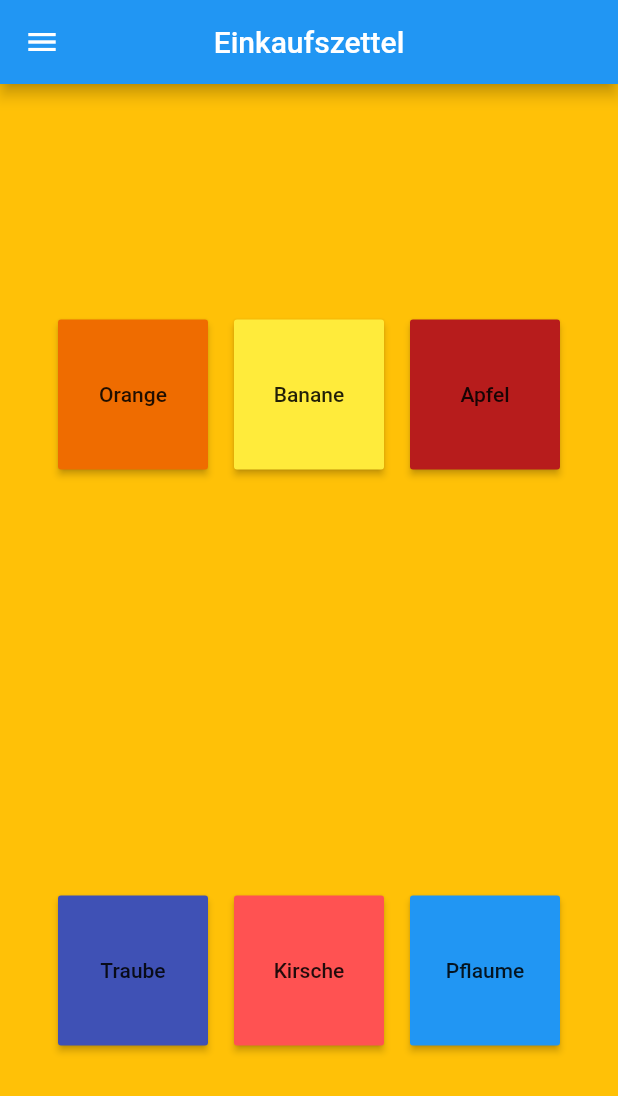
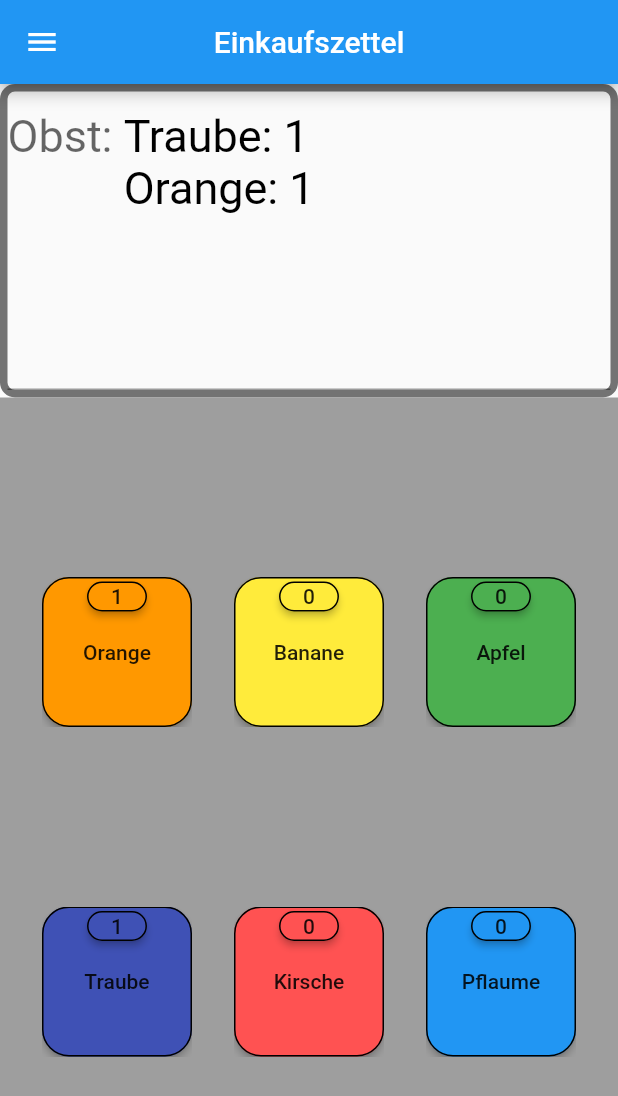
Before and after one commit to MatrixWeber/IntelligentBasket, a Flutter app: the ObstPage screen opened directly, after a tap on "Orange", on a phone screen of 412 x 824 dp. Shown: the top 1096 px of the screen. Run offline on Flutter 3.47's test engine with Material 2 defaults, Android fonts, the phone set to English and light mode, and no system bars.

Commit message:
obst page creation

```diff
--- a/intelligent_basket/lib/misc/helper_functions.dart
+++ b/intelligent_basket/lib/misc/helper_functions.dart
@@ -1,5 +1,5 @@
 import 'package:flutter/material.dart';
-import 'package:intelligent_basket/domain/entity/count_value_entity.dart';
+import 'package:intelligent_basket/domain/entity/article_entity.dart';
 
 // diese funktion gibt einen RaisedButton zurück
 // Der RaisedButton beinhaltet 3 Variablen 1. Button Name 2. go to page function
--- a/intelligent_basket/lib/presentation/obst_page.dart
+++ b/intelligent_basket/lib/presentation/obst_page.dart
@@ -1,5 +1,5 @@
 import 'package:flutter/material.dart';
-
+import 'package:intelligent_basket/domain/entity/article_entity.dart';
 import '../misc/helper_functions.dart';
 
 class ObstPage extends StatefulWidget {
@@ -10,16 +10,41 @@ class ObstPage extends StatefulWidget {
 }
 
 class _ObstPageState extends State<ObstPage> {
-  num numOfOrange = 0;
-  num numOfBanane = 0;
-  num numOfApfel = 0;
-
-  num numOfTraube = 0;
-  num numOfKirsche = 0;
-  num numOfPflaume = 0;
+  ArticleEntity orange = ArticleEntity(0, 'Orange', Colors.orange);
+  ArticleEntity bannane = ArticleEntity(0, 'Banane', Colors.yellow);
+  ArticleEntity apfel = ArticleEntity(0, 'Apfel', Colors.green);
+  ArticleEntity traube = ArticleEntity(0, 'Traube', Colors.indigo);
+  ArticleEntity kirsche = ArticleEntity(0, 'Kirsche', Colors.redAccent);
+  ArticleEntity pflaume = ArticleEntity(0, 'Pflaume', Colors.blue);
+  final myController = TextEditingController();
 
   @override
   Widget build(BuildContext context) {
+    void operateOnVariable(ArticleEntity articleEntity, Function operation) {
+      setState(() {
+        operation();
+        final stringAvailable = myController.text.contains(articleEntity.name);
+        if (!stringAvailable) {
+          myController.text = myController.text +
+              '${articleEntity.name}: ${articleEntity.value}\n';
+        } else {
+          final lengthOfString = articleEntity.name.length + 2;
+          // myController.text. = '${articleEntity.value}';
+          num oldValue = articleEntity.value - 1;
+          int startIndex =
+              myController.text.indexOf(articleEntity.name + ": $oldValue");
+          if (startIndex == -1) {
+            oldValue = articleEntity.value + 1;
+            startIndex =
+                myController.text.indexOf(articleEntity.name + ": $oldValue");
+          }
+          final newValue = myController.text
+              .replaceFirst('$oldValue', '${articleEntity.value}', startIndex);
+          // myController.text = newValue;
+        }
+      });
+    }
+
     return Scaffold(
       drawer: Drawer(
         // Add a ListView to the drawer. This ensures the user can scroll
@@ -57,57 +82,66 @@ class _ObstPageState extends State<ObstPage> {
         title: const Text('Einkaufszettel'),
       ),
       body: Container(
-        // decoration: BoxDecoration(
-        //   gradient: SweepGradient(colors: [
-        //     Colors.pink,
-        //     Colors.red,
-        //     Colors.green,
-        //     Colors.purple,
-        //     Colors.teal
-        //   ], stops: [
-        //     0.8,
-        //     0.96,
-        //     0.74,
-        //     0.22,
-        //     0.85
-        //   ], startAngle: 0.5, endAngle: 1),
-        // ),
-        color: Colors.amber,
           child: Column(
-          mainAxisAlignment: MainAxisAlignment.spaceAround,
         children: [
-            Padding(
-              padding: const EdgeInsets.all(30),
-              child: Row(
-                mainAxisAlignment: MainAxisAlignment.spaceAround,
+          Container(
+            decoration: BoxDecoration(
+              border: Border.all(width: 5, color: Colors.black54),
+              borderRadius: BorderRadius.circular(10),
+            ),
+            child: SingleChildScrollView(
+              child: TextField(
+                controller: myController,
+                // scrollPadding: Scrollpedding ,
+                minLines: 5,
+                maxLines: 6,
+                style: const TextStyle(fontSize: 30, color: Colors.black),
+                textAlignVertical: TextAlignVertical.center,
+                textAlign: TextAlign.left,
+                decoration: InputDecoration(
+                  prefix: const Text('Obst: '),
+                  // labelText:
+                  //     '${orange.name}: ${orange.value}\n${bannane.name}: ${bannane.value}\n${apfel.name}: ${apfel.value}\n'
+                  //     '${traube.name}: ${traube.value}\n${kirsche.name}: ${kirsche.value}\n${pflaume.name}: ${pflaume.value}\n'
+                ),
+              ),
+            ),
+          ),
+          Expanded(
+            flex: 3,
+            child: Container(
+              color: Colors.grey,
+              child: Column(
+                mainAxisAlignment: MainAxisAlignment.spaceEvenly,
                 children: [
-                  buttonThemeAndIncreaseVariableOnPressed(
-                      'Orange', numOfOrange, Colors.orange[800]),
-                  buttonThemeAndIncreaseVariableOnPressed(
-                      'Banane', numOfBanane, Colors.yellow),
-                  buttonThemeAndIncreaseVariableOnPressed(
-                      'Apfel', numOfApfel, Colors.red[900]),
+                  Row(
+                    mainAxisAlignment: MainAxisAlignment.spaceEvenly,
+                    children: [
+                      buttonThemeAndIncreaseVariableOnPressedOne(
+                          orange.name, orange, operateOnVariable, orange.color),
+                      buttonThemeAndIncreaseVariableOnPressedOne(bannane.name,
+                          bannane, operateOnVariable, bannane.color),
+                      buttonThemeAndIncreaseVariableOnPressedOne(
+                          apfel.name, apfel, operateOnVariable, apfel.color),
                     ],
                   ),
-            ),
-            Padding(
-              padding: const EdgeInsets.only(left: 30, right: 30),
-              child: Row(
-                mainAxisSize: MainAxisSize.max,
-                mainAxisAlignment: MainAxisAlignment.spaceAround,
+                  Row(
+                    mainAxisAlignment: MainAxisAlignment.spaceEvenly,
                     children: [
-                  buttonThemeAndIncreaseVariableOnPressed(
-                      'Traube', numOfTraube, Colors.indigo),
-                  buttonThemeAndIncreaseVariableOnPressed(
-                      'Kirsche', numOfKirsche, Colors.redAccent),
-                  buttonThemeAndIncreaseVariableOnPressed(
-                      'Pflaume', numOfPflaume, Colors.blue),
+                      buttonThemeAndIncreaseVariableOnPressedOne(
+                          traube.name, traube, operateOnVariable, traube.color),
+                      buttonThemeAndIncreaseVariableOnPressedOne(kirsche.name,
+                          kirsche, operateOnVariable, kirsche.color),
+                      buttonThemeAndIncreaseVariableOnPressedOne(pflaume.name,
+                          pflaume, operateOnVariable, pflaume.color),
                     ],
-              ),
                   ),
                 ],
               ),
             ),
+          ),
+        ],
+      )),
     );
   }
 }
--- a/intelligent_basket/lib/presentation/test_widget.dart
+++ b/intelligent_basket/lib/presentation/test_widget.dart
@@ -1,5 +1,5 @@
 import 'package:flutter/material.dart';
-import 'package:intelligent_basket/domain/entity/count_value_entity.dart';
+import 'package:intelligent_basket/domain/entity/article_entity.dart';
 
 import '../misc/helper_functions.dart';
 
```
Also changed, not shown: intelligent_basket/lib/domain/entity/article_entity.dart (renamed from intelligent_basket/lib/domain/entity/count_value_entity.dart). Lines whose indentation alone changed are shown as unchanged.
